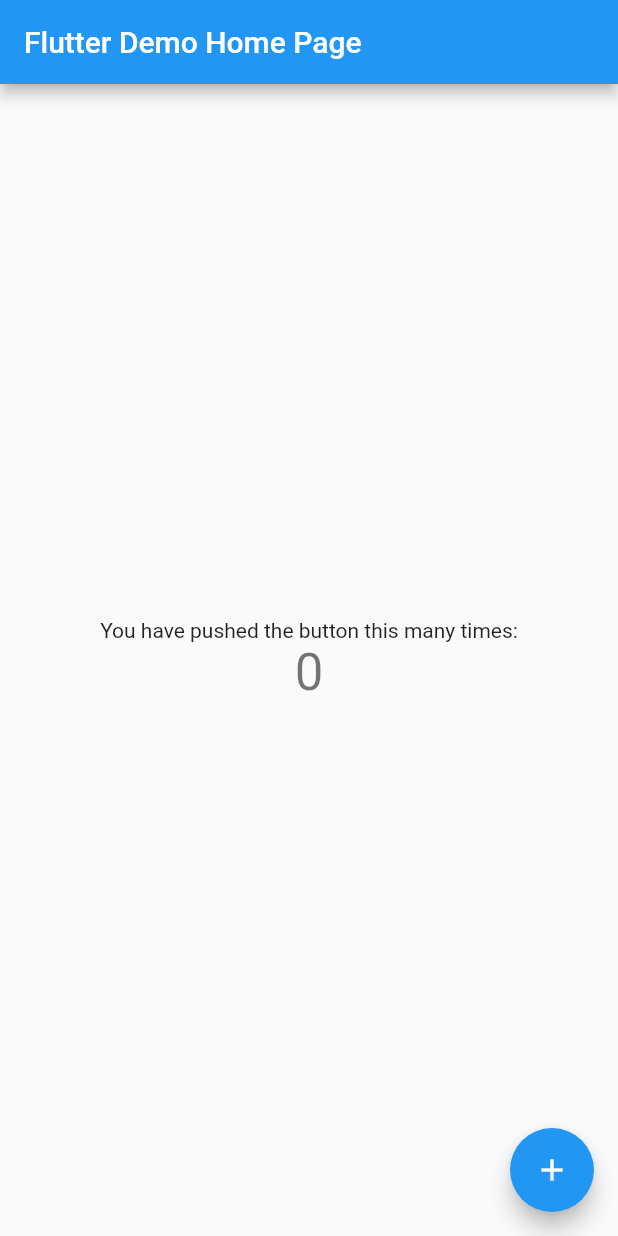
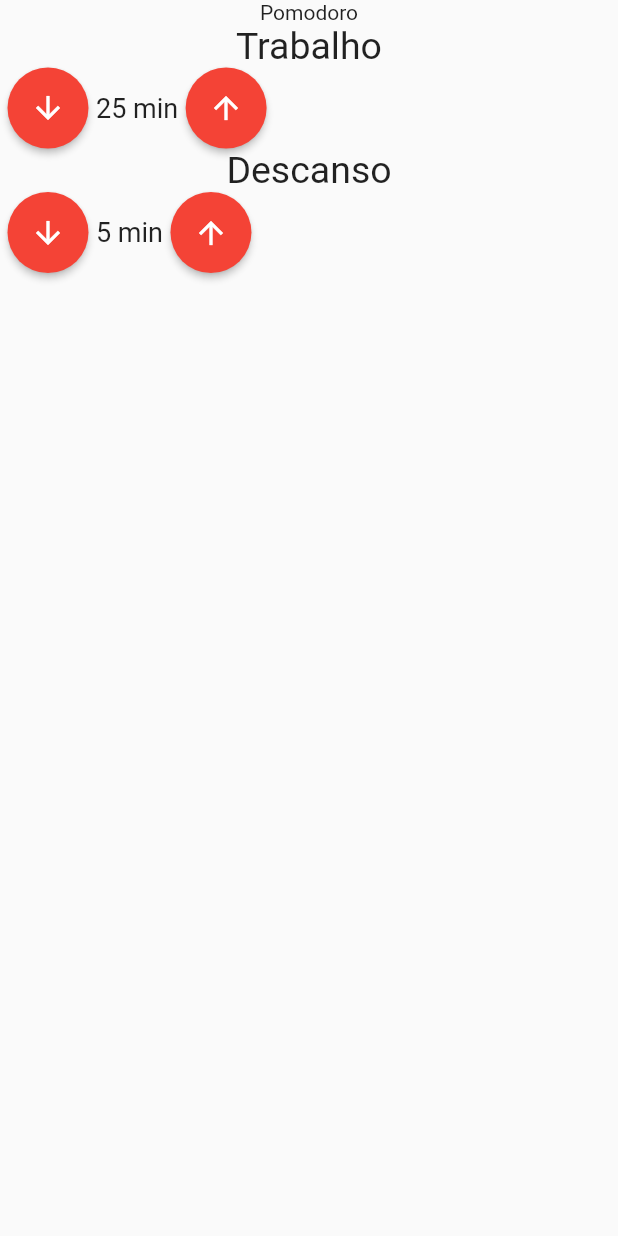
Before and after one commit to fbs2015/pomodoro, a Flutter app: the screen it shows after launch, on a phone screen of 412 x 824 dp. Run offline on Flutter 3.47's test engine with Material 2 defaults, Android fonts, the phone set to English and light mode, and no system bars.

Commit message:
Criação components/entrada...e pages/pomodoro

```diff
--- /dev/null
+++ b/lib/components/entrada_tempo.dart
@@ -0,0 +1,59 @@
+import 'package:flutter/material.dart';
+
+class EntradaTempo extends StatelessWidget {
+  const EntradaTempo({
+    Key? key,
+    required String this.titulo,
+    required int this.valor,
+  }) : super(key: key);
+
+  final String titulo;
+  final int valor;
+  @override
+  Widget build(BuildContext context) {
+    return Column(
+      children: [
+        Text(
+          this.titulo,
+          style: TextStyle(
+            fontSize: 25,
+          ),
+        ),
+        Row(
+          children: [
+            ElevatedButton(
+              onPressed: () {},
+              child: Icon(
+                Icons.arrow_downward,
+                color: Colors.white,
+              ),
+              style: ElevatedButton.styleFrom(
+                shape: CircleBorder(),
+                padding: EdgeInsets.all(15),
+                primary: Colors.red,
+              ),
+            ),
+            Text(
+              '${this.valor} min',
+              style: TextStyle(
+                fontSize: 18,
+              ),
+            ),
+            ElevatedButton(
+              onPressed: () {},
+              child: Icon(
+                Icons.arrow_upward,
+                color: Colors.white,
+              ),
+              style: ElevatedButton.styleFrom(
+                shape: CircleBorder(),
+                padding: EdgeInsets.all(15),
+                primary: Colors.red,
+              ),
+            ),
+          ],
+        ),
+      ],
+    );
+  }
+}
--- a/lib/main.dart
+++ b/lib/main.dart
@@ -1,4 +1,5 @@
 import 'package:flutter/material.dart';
+import 'package:pomodoro/pages/pomodoro.dart';
 
 void main() {
   runApp(const MyApp());
@@ -7,109 +8,14 @@ void main() {
 class MyApp extends StatelessWidget {
   const MyApp({Key? key}) : super(key: key);
 
-  // This widget is the root of your application.
   @override
   Widget build(BuildContext context) {
     return MaterialApp(
       title: 'Flutter Demo',
       theme: ThemeData(
-        // This is the theme of your application.
-        //
-        // Try running your application with "flutter run". You'll see the
-        // application has a blue toolbar. Then, without quitting the app, try
-        // changing the primarySwatch below to Colors.green and then invoke
-        // "hot reload" (press "r" in the console where you ran "flutter run",
-        // or simply save your changes to "hot reload" in a Flutter IDE).
-        // Notice that the counter didn't reset back to zero; the application
-        // is not restarted.
         primarySwatch: Colors.blue,
       ),
-      home: const MyHomePage(title: 'Flutter Demo Home Page'),
+      home: const Pomodoro(),
     );
   }
 }
-
-class MyHomePage extends StatefulWidget {
-  const MyHomePage({Key? key, required this.title}) : super(key: key);
-
-  // This widget is the home page of your application. It is stateful, meaning
-  // that it has a State object (defined below) that contains fields that affect
-  // how it looks.
-
-  // This class is the configuration for the state. It holds the values (in this
-  // case the title) provided by the parent (in this case the App widget) and
-  // used by the build method of the State. Fields in a Widget subclass are
-  // always marked "final".
-
-  final String title;
-
-  @override
-  State<MyHomePage> createState() => _MyHomePageState();
-}
-
-class _MyHomePageState extends State<MyHomePage> {
-  int _counter = 0;
-
-  void _incrementCounter() {
-    setState(() {
-      // This call to setState tells the Flutter framework that something has
-      // changed in this State, which causes it to rerun the build method below
-      // so that the display can reflect the updated values. If we changed
-      // _counter without calling setState(), then the build method would not be
-      // called again, and so nothing would appear to happen.
-      _counter++;
-    });
-  }
-
-  @override
-  Widget build(BuildContext context) {
-    // This method is rerun every time setState is called, for instance as done
-    // by the _incrementCounter method above.
-    //
-    // The Flutter framework has been optimized to make rerunning build methods
-    // fast, so that you can just rebuild anything that needs updating rather
-    // than having to individually change instances of widgets.
-    return Scaffold(
-      appBar: AppBar(
-        // Here we take the value from the MyHomePage object that was created by
-        // the App.build method, and use it to set our appbar title.
-        title: Text(widget.title),
-      ),
-      body: Center(
-        // Center is a layout widget. It takes a single child and positions it
-        // in the middle of the parent.
-        child: Column(
-          // Column is also a layout widget. It takes a list of children and
-          // arranges them vertically. By default, it sizes itself to fit its
-          // children horizontally, and tries to be as tall as its parent.
-          //
-          // Invoke "debug painting" (press "p" in the console, choose the
-          // "Toggle Debug Paint" action from the Flutter Inspector in Android
-          // Studio, or the "Toggle Debug Paint" command in Visual Studio Code)
-          // to see the wireframe for each widget.
-          //
-          // Column has various properties to control how it sizes itself and
-          // how it positions its children. Here we use mainAxisAlignment to
-          // center the children vertically; the main axis here is the vertical
-          // axis because Columns are vertical (the cross axis would be
-          // horizontal).
-          mainAxisAlignment: MainAxisAlignment.center,
-          children: <Widget>[
-            const Text(
-              'You have pushed the button this many times:',
-            ),
-            Text(
-              '$_counter',
-              style: Theme.of(context).textTheme.headline4,
-            ),
-          ],
-        ),
-      ),
-      floatingActionButton: FloatingActionButton(
-        onPressed: _incrementCounter,
-        tooltip: 'Increment',
-        child: const Icon(Icons.add),
-      ), // This trailing comma makes auto-formatting nicer for build methods.
-    );
-  }
-}
--- /dev/null
+++ b/lib/pages/pomodoro.dart
@@ -0,0 +1,22 @@
+import 'package:flutter/material.dart';
+import 'package:pomodoro/components/entrada_tempo.dart';
+
+class Pomodoro extends StatelessWidget {
+  const Pomodoro({Key? key}) : super(key: key);
+
+  @override
+  Widget build(BuildContext context) {
+    return Scaffold(
+      body: Column(
+        children: [
+          Text('Pomodoro'),
+          EntradaTempo(
+            titulo: 'Trabalho',
+            valor: 25,
+          ),
+          EntradaTempo(titulo: 'Descanso', valor: 5),
+        ],
+      ),
+    );
+  }
+}
```
